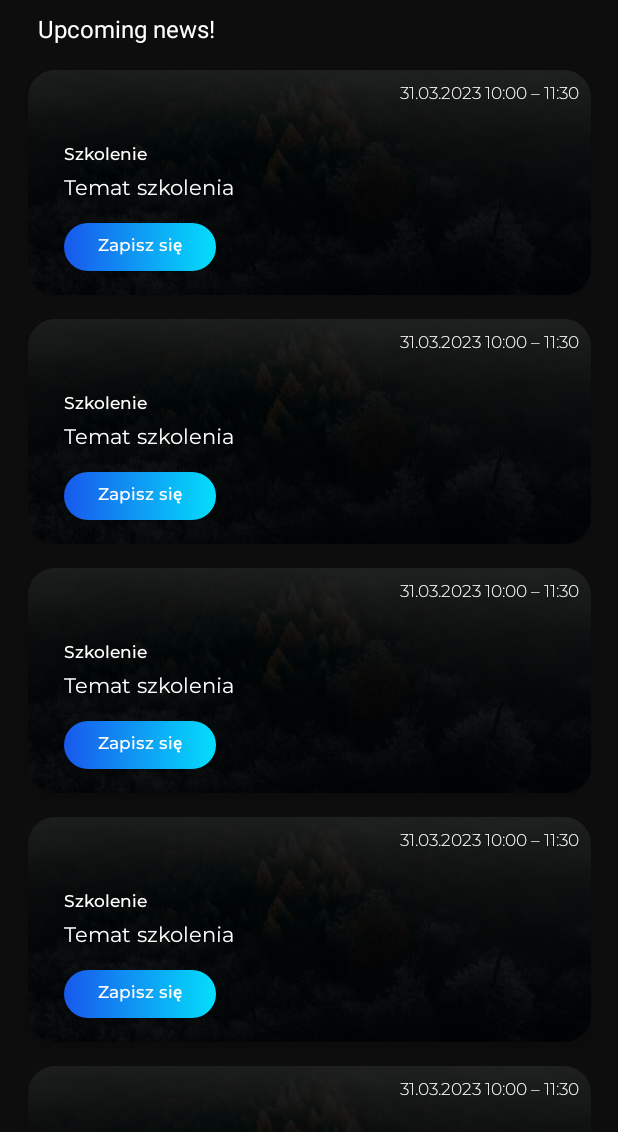
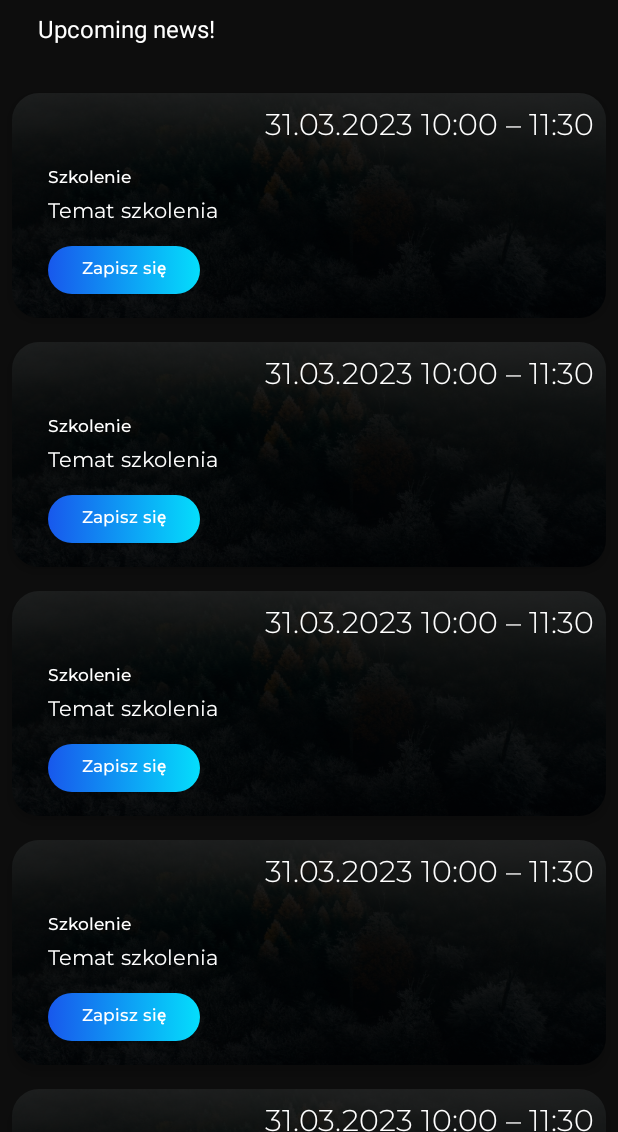
Before and after one commit to WRS-WEEIA-IT/-DW-2023-App-Android, an Android app: the layout fragment_events.xml on its own in the app's theme, with its tools: preview values and no code run, on a phone screen of 412 x 824 dp, the part 104-1236 px from its top. Run offline under Robolectric (Android 15) with nearby library versions, the light colour scheme and no system bars.

Commit message:
Add event and event adapter for event recycler view, connect with test firestore database

```diff
--- a/app/src/main/AndroidManifest.xml
+++ b/app/src/main/AndroidManifest.xml
@@ -13,7 +13,7 @@
         android:theme="@style/Theme.DW2023"
         tools:targetApi="31">
         <activity
-            android:name=".splash.StarterActivity"
+            android:name=".Splash.StarterActivity"
             android:exported="true">
             <intent-filter>
                 <action android:name="android.intent.action.MAIN" />
@@ -25,7 +25,7 @@
                 android:value="" />
         </activity>
         <activity
-            android:name=".activity.MainActivity"
+            android:name=".Activity.MainActivity"
             android:exported="true">
             <meta-data
                 android:name="android.app.lib_name"
--- a/app/src/main/java/com/app/dw2023/activity/MainActivity.kt
+++ b/app/src/main/java/com/app/dw2023/Activity/MainActivity.kt
@@ -1,4 +1,4 @@
-package com.app.dw2023.activity
+package com.app.dw2023.Activity
 
 import androidx.appcompat.app.AppCompatActivity
 import android.os.Bundle
--- a/app/src/main/java/com/app/dw2023/fragment/HomeFragment.kt
+++ b/app/src/main/java/com/app/dw2023/Fragment/HomeFragment.kt
@@ -1,4 +1,4 @@
-package com.app.dw2023.fragment
+package com.app.dw2023.Fragment
 
 import android.os.Bundle
 import androidx.fragment.app.Fragment
--- a/app/src/main/java/com/app/dw2023/fragment/TasksFragment.kt
+++ b/app/src/main/java/com/app/dw2023/Fragment/SettingsFragment.kt
@@ -1,4 +1,4 @@
-package com.app.dw2023.fragment
+package com.app.dw2023.Fragment
 
 import android.os.Bundle
 import androidx.fragment.app.Fragment
@@ -7,14 +7,14 @@ import android.view.View
 import android.view.ViewGroup
 import com.app.dw2023.R
 
-class TasksFragment : Fragment() {
+class SettingsFragment : Fragment() {
 
     override fun onCreateView(
         inflater: LayoutInflater, container: ViewGroup?,
         savedInstanceState: Bundle?
     ): View? {
         // Inflate the layout for this fragment
-        return inflater.inflate(R.layout.fragment_tasks, container, false)
+        return inflater.inflate(R.layout.fragment_settings, container, false)
     }
 
 }
--- a/app/src/main/java/com/app/dw2023/fragment/SettingsFragment.kt
+++ b/app/src/main/java/com/app/dw2023/Fragment/TasksFragment.kt
@@ -1,4 +1,4 @@
-package com.app.dw2023.fragment
+package com.app.dw2023.Fragment
 
 import android.os.Bundle
 import androidx.fragment.app.Fragment
@@ -7,14 +7,14 @@ import android.view.View
 import android.view.ViewGroup
 import com.app.dw2023.R
 
-class SettingsFragment : Fragment() {
+class TasksFragment : Fragment() {
 
     override fun onCreateView(
         inflater: LayoutInflater, container: ViewGroup?,
         savedInstanceState: Bundle?
     ): View? {
         // Inflate the layout for this fragment
-        return inflater.inflate(R.layout.fragment_settings, container, false)
+        return inflater.inflate(R.layout.fragment_tasks, container, false)
     }
 
 }
--- /dev/null
+++ b/app/src/main/java/com/app/dw2023/Model/Event.kt
@@ -0,0 +1,5 @@
+package com.app.dw2023.Model
+
+import com.google.firebase.Timestamp
+
+data class Event(var company: String? = null, var desc: String? = null, var date: Timestamp? = null)
--- a/app/src/main/java/com/app/dw2023/splash/StarterActivity.kt
+++ b/app/src/main/java/com/app/dw2023/Splash/StarterActivity.kt
@@ -1,4 +1,4 @@
-package com.app.dw2023.splash
+package com.app.dw2023.Splash
 
 import android.content.Intent
 import android.os.Build
@@ -10,7 +10,7 @@ import android.view.WindowInsets
 import android.view.WindowManager
 import androidx.core.content.ContextCompat
 import com.app.dw2023.R
-import com.app.dw2023.activity.MainActivity
+import com.app.dw2023.Activity.MainActivity
 
 class StarterActivity : AppCompatActivity() {
     override fun onCreate(savedInstanceState: Bundle?) {
--- a/app/src/main/res/layout/activity_main.xml
+++ b/app/src/main/res/layout/activity_main.xml
@@ -6,7 +6,7 @@
     xmlns:tools="http://schemas.android.com/tools"
     android:layout_width="match_parent"
     android:layout_height="match_parent"
-    tools:context=".activity.MainActivity"
+    tools:context=".Activity.MainActivity"
     >
 
     <com.google.android.material.floatingactionbutton.FloatingActionButton
--- a/app/src/main/res/layout/event_card_design.xml
+++ b/app/src/main/res/layout/event_card_design.xml
@@ -21,7 +21,7 @@
         android:background="@drawable/event_card_background">
 
         <TextView
-            android:id="@+id/textView4"
+            android:id="@+id/eventCardDate"
             android:layout_width="wrap_content"
             android:layout_height="wrap_content"
             android:layout_marginTop="8dp"
@@ -29,12 +29,12 @@
             android:fontFamily="@font/montserrat_light"
             android:text="@string/example_date_with_time"
             android:textColor="@color/white"
-            android:textSize="11sp"
+            android:textSize="20sp"
             app:layout_constraintEnd_toEndOf="parent"
             app:layout_constraintTop_toTopOf="parent" />
 
         <androidx.appcompat.widget.AppCompatButton
-            android:id="@+id/button"
+            android:id="@+id/eventCardSignUpButton"
             android:layout_width="101dp"
             android:layout_height="32dp"
             android:layout_marginStart="24dp"
@@ -50,7 +50,7 @@
             app:layout_constraintStart_toStartOf="parent" />
 
         <TextView
-            android:id="@+id/textView5"
+            android:id="@+id/eventCardDesc"
             android:layout_width="wrap_content"
             android:layout_height="wrap_content"
             android:layout_marginStart="24dp"
@@ -58,11 +58,11 @@
             android:fontFamily="@font/montserrat"
             android:text="@string/event_card_desc_temp"
             android:textColor="@color/white"
-            app:layout_constraintBottom_toTopOf="@+id/button"
+            app:layout_constraintBottom_toTopOf="@+id/eventCardSignUpButton"
             app:layout_constraintStart_toStartOf="parent" />
 
         <TextView
-            android:id="@+id/textView6"
+            android:id="@+id/eventCardTitle"
             android:layout_width="wrap_content"
             android:layout_height="wrap_content"
             android:layout_marginStart="24dp"
@@ -71,7 +71,7 @@
             android:text="@string/event_card_title_temp"
             android:textColor="@color/white"
             android:textSize="11sp"
-            app:layout_constraintBottom_toTopOf="@+id/textView5"
+            app:layout_constraintBottom_toTopOf="@+id/eventCardDesc"
             app:layout_constraintStart_toStartOf="parent" />
     </androidx.constraintlayout.widget.ConstraintLayout>
 </androidx.cardview.widget.CardView>
--- a/app/src/main/res/layout/fragment_events.xml
+++ b/app/src/main/res/layout/fragment_events.xml
@@ -5,7 +5,7 @@
     android:layout_width="match_parent"
     android:layout_height="match_parent"
     android:background="@color/blackNavBar"
-    tools:context=".fragment.EventsFragment">
+    tools:context=".Fragment.EventsFragment">
 
     <ImageView
         android:id="@+id/imageView"
@@ -32,8 +32,9 @@
         app:layout_constraintTop_toBottomOf="@+id/imageView" />
 
     <androidx.recyclerview.widget.RecyclerView
-        android:layout_width="391dp"
-        android:layout_height="729dp"
+        android:id="@+id/recyclerViewEvents"
+        android:layout_width="match_parent"
+        android:layout_height="0dp"
         android:layout_marginTop="24dp"
         app:layout_constraintBottom_toBottomOf="parent"
         app:layout_constraintEnd_toEndOf="parent"
--- a/app/src/main/res/layout/fragment_home.xml
+++ b/app/src/main/res/layout/fragment_home.xml
@@ -6,7 +6,7 @@
     android:id="@+id/constraintLayoutHome"
     android:layout_width="match_parent"
     android:layout_height="match_parent"
-    tools:context=".fragment.HomeFragment">
+    tools:context=".Fragment.HomeFragment">
 
     <ImageView
         android:id="@+id/imageViewHomeBlob"
--- a/app/src/main/res/layout/fragment_settings.xml
+++ b/app/src/main/res/layout/fragment_settings.xml
@@ -4,7 +4,7 @@
     android:layout_width="match_parent"
     android:layout_height="match_parent"
     android:background="@android:color/holo_red_light"
-    tools:context=".fragment.SettingsFragment">
+    tools:context=".Fragment.SettingsFragment">
 
     <TextView
         android:layout_width="match_parent"
--- a/app/src/main/res/layout/fragment_tasks.xml
+++ b/app/src/main/res/layout/fragment_tasks.xml
@@ -3,7 +3,7 @@
     xmlns:tools="http://schemas.android.com/tools"
     android:layout_width="match_parent"
     android:layout_height="match_parent"
-    tools:context=".fragment.TasksFragment"
+    tools:context=".Fragment.TasksFragment"
     android:background="@android:color/holo_green_light">
 
     <TextView
```
Also changed, not shown: app/src/main/java/com/app/dw2023/Adapter/EventAdapter.kt (added, +41 -0 lines), app/src/main/java/com/app/dw2023/Fragment/EventsFragment.kt (added, +77 -0 lines), app/src/main/java/com/app/dw2023/fragment/EventsFragment.kt (deleted, +0 -20 lines), app/src/main/res/navigation/nav_fragments.xml (+4 -4 lines).
